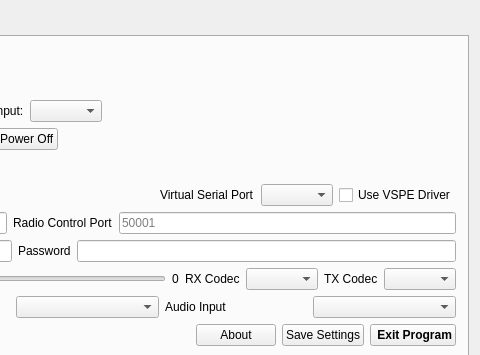
First picture: the form in wfmain.ui, repository adecarolis/wfweb, before the edit; both pictures show x 454 to 934 and y 0 to 355 of the 934 by 582 pixel window.
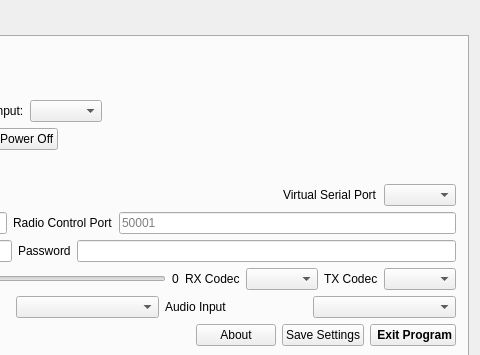
Second picture: the form after the edit. Custom widgets are drawn as their Qt base class.

Commit message: Convert project to 32bit default on Windows and remove beginnings of VSPE code.

```diff
--- a/wfmain.ui
+++ b/wfmain.ui
@@ -2086,13 +2086,6 @@
           <item>
            <widget class="QComboBox" name="vspCombo"/>
           </item>
-          <item>
-           <widget class="QCheckBox" name="vspeCheck">
-            <property name="text">
-             <string>Use VSPE Driver</string>
-            </property>
-           </widget>
-          </item>
          </layout>
         </item>
         <item>
```
The commit also changes 5 other files.
